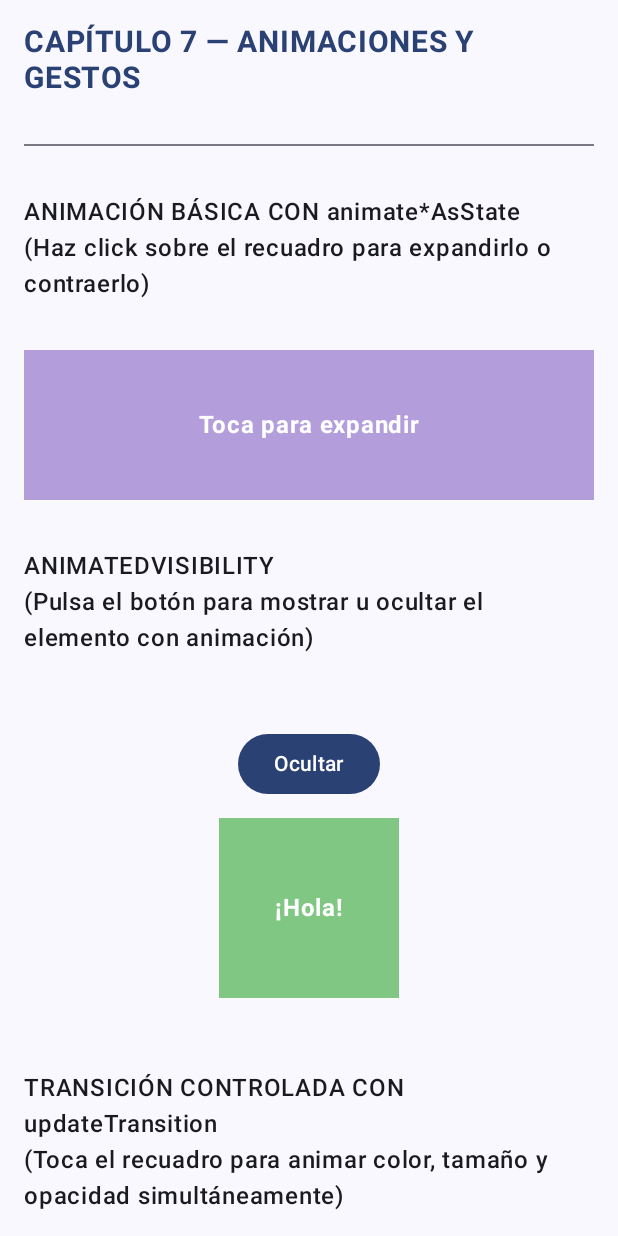
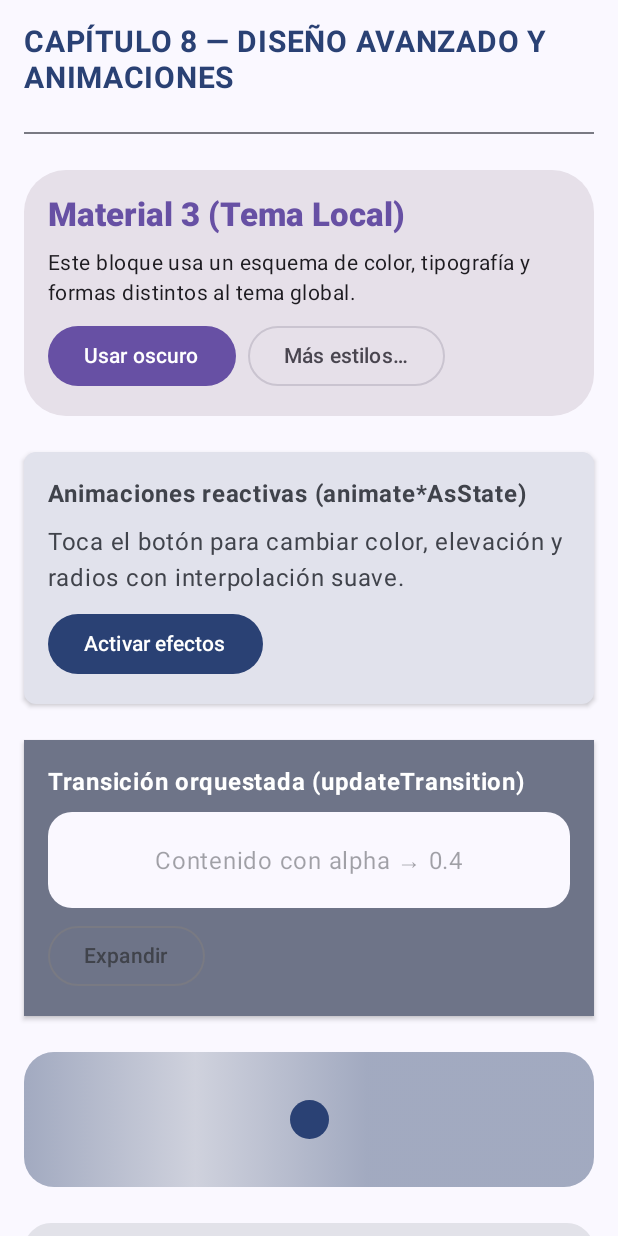
Before and after one commit to EdwardNavarroAs/Kotlin, an Android app built with Jetpack Compose: the screen it shows after launch (MainActivity), on a phone screen of 412 x 824 dp. Run offline under Robolectric (Android 15) with nearby library versions, the phone set to English and light mode, and no system bars.

Commit message:
Capitulo 5 Jetpack Compose: Diseño avanzado y animaciones modernas

```diff
--- /dev/null
+++ b/05_jetpack_compose/app/src/main/java/com/example/jetpackcompose/Capitulo8_DiseñoYAnimacionesAvanzadas.kt
@@ -0,0 +1,475 @@
+package com.example.jetpackcompose
+
+/*
+────────────────────────────────────────────────────────────
+CAPÍTULO 9 — DISEÑO AVANZADO Y ANIMACIONES MODERNAS (Material 3)
+────────────────────────────────────────────────────────────
+
+OBJETIVO DEL CAPÍTULO
+──────────────────────
+Reunir en una sola pantalla conceptos avanzados de UI en Compose:
+✔ Personalización con Material 3 (colores/typography/shapes locales)
+✔ Animaciones reactivas con animate*AsState (color, tamaño, elevación)
+✔ Transiciones controladas con updateTransition
+✔ Animaciones infinitas con rememberInfiniteTransition
+✔ Animaciones por corutina con Animatable + LaunchedEffect
+✔ Ejemplo integrado: “Pantalla de bienvenida” con estilo y movimiento
+
+IDEA BASE
+─────────
+En Compose, el *diseño* (MaterialTheme) y el *movimiento* (animaciones)
+son funciones del estado. Cambiamos un estado → la UI reacciona:
+    UI = f(themeState, animationState)
+
+Este archivo muestra *patrones reutilizables* que luego podrás mezclar
+en cualquier pantalla real de tu app.
+────────────────────────────────────────────────────────────
+*/
+
+import androidx.compose.animation.*
+import androidx.compose.animation.core.*
+import androidx.compose.foundation.background
+import androidx.compose.foundation.layout.*
+import androidx.compose.foundation.shape.CircleShape
+import androidx.compose.foundation.shape.RoundedCornerShape
+import androidx.compose.foundation.verticalScroll
+import androidx.compose.foundation.rememberScrollState
+import androidx.compose.material3.*
+import androidx.compose.runtime.*
+import androidx.compose.ui.Alignment
+import androidx.compose.ui.Modifier
+import androidx.compose.ui.draw.clip
+import androidx.compose.ui.draw.shadow
+import androidx.compose.ui.graphics.Brush
+import androidx.compose.ui.graphics.Color
+import androidx.compose.ui.text.font.FontWeight
+import androidx.compose.ui.text.style.TextAlign
+import androidx.compose.ui.tooling.preview.Preview
+import androidx.compose.ui.unit.dp
+import androidx.compose.ui.unit.sp
+import kotlinx.coroutines.delay
+import kotlinx.coroutines.launch
+
+/* ──────────────────────────────────────────────────────────
+SECCIÓN 1 — DEMO DE MATERIAL 3 “LOCAL”
+───────────────────────────────────────────────────────────
+MaterialTheme suele definirse a nivel app, pero también se
+puede *anidar* para crear “islas” de estilo. Esto es útil para
+prototipar variaciones de color/typography/shapes sin tocar
+el tema global.
+─────────────────────────────────────────────────────────── */
+@Composable
+fun SeccionMaterial3TemaDemo() {
+    // Estado: alternar entre dos esquemas de color (simulación claro/oscuro)
+    var oscuro by remember { mutableStateOf(false) }
+
+    val lightColors = lightColorScheme(
+        primary = Color(0xFF6750A4),
+        onPrimary = Color.White,
+        secondary = Color(0xFF625B71),
+        tertiary = Color(0xFF7D5260)
+    )
+    val darkColors = darkColorScheme(
+        primary = Color(0xFFD0BCFF),
+        onPrimary = Color(0xFF201A2B),
+        secondary = Color(0xFFCCC2DC),
+        tertiary = Color(0xFFEFB8C8)
+    )
+
+    // Tipografía y shapes personalizados (solo para esta tarjeta)
+    val localTypography = Typography(
+        titleLarge = MaterialTheme.typography.titleLarge.copy(fontWeight = FontWeight.ExtraBold),
+        bodyMedium = MaterialTheme.typography.bodyMedium.copy(letterSpacing = 0.3.sp)
+    )
+    val localShapes = Shapes(
+        small = RoundedCornerShape(8.dp),
+        medium = RoundedCornerShape(16.dp),
+        large = RoundedCornerShape(28.dp)
+    )
+
+    // Anidamos un MaterialTheme local
+    MaterialTheme(
+        colorScheme = if (oscuro) darkColors else lightColors,
+        typography = localTypography,
+        shapes = localShapes
+    ) {
+        Card(
+            modifier = Modifier.fillMaxWidth(),
+            shape = MaterialTheme.shapes.large
+        ) {
+            Column(Modifier.padding(16.dp), verticalArrangement = Arrangement.spacedBy(8.dp)) {
+                Text(
+                    "Material 3 (Tema Local)",
+                    style = MaterialTheme.typography.titleLarge,
+                    color = MaterialTheme.colorScheme.primary
+                )
+                Text(
+                    "Este bloque usa un esquema de color, tipografía y formas distintos al tema global.",
+                    style = MaterialTheme.typography.bodyMedium
+                )
+                Row(horizontalArrangement = Arrangement.spacedBy(8.dp)) {
+                    Button(onClick = { oscuro = !oscuro }) {
+                        Text(if (oscuro) "Usar claro" else "Usar oscuro")
+                    }
+                    OutlinedButton(onClick = { /* Placeholder: podrías abrir un diálogo de tema */ }) {
+                        Text("Más estilos…")
+                    }
+                }
+            }
+        }
+    }
+}
+
+/* ──────────────────────────────────────────────────────────
+SECCIÓN 2 — ANIMACIONES REACTIVAS CON animate*AsState
+───────────────────────────────────────────────────────────
+Para “detalles” visuales: color, tamaño, elevación, bordes, etc.
+Cambia un boolean/int y Compose *interpola* al valor objetivo.
+─────────────────────────────────────────────────────────── */
+@Composable
+fun SeccionAnimacionesReactivas() {
+    var activo by remember { mutableStateOf(false) }
+
+    // Colores y dimensiones animados en función del estado
+    val fondo by animateColorAsState(
+        targetValue = if (activo) MaterialTheme.colorScheme.primaryContainer
+        else MaterialTheme.colorScheme.surfaceVariant,
+        animationSpec = tween(450, easing = FastOutSlowInEasing)
+    )
+    val elevacion by animateDpAsState(
+        targetValue = if (activo) 18.dp else 2.dp,
+        animationSpec = spring(dampingRatio = Spring.DampingRatioMediumBouncy)
+    )
+    val radio by animateDpAsState(
+        targetValue = if (activo) 24.dp else 8.dp,
+        animationSpec = tween(450)
+    )
+
+    Card(
+        modifier = Modifier.fillMaxWidth(),
+        colors = CardDefaults.cardColors(containerColor = fondo),
+        elevation = CardDefaults.cardElevation(elevacion),
+        shape = RoundedCornerShape(radio)
+    ) {
+        Column(Modifier.padding(16.dp), verticalArrangement = Arrangement.spacedBy(8.dp)) {
+            Text("Animaciones reactivas (animate*AsState)", fontWeight = FontWeight.Bold)
+            Text("Toca el botón para cambiar color, elevación y radios con interpolación suave.")
+            Button(onClick = { activo = !activo }) {
+                Text(if (activo) "Desactivar efectos" else "Activar efectos")
+            }
+        }
+    }
+}
+
+/* ──────────────────────────────────────────────────────────
+SECCIÓN 3 — TRANSICIÓN ORQUESTADA con updateTransition
+───────────────────────────────────────────────────────────
+Cuando hay *varios* valores que deben animarse *juntos* al
+cambiar un mismo estado, usamos una Transition.
+─────────────────────────────────────────────────────────── */
+enum class Estado { Contraido, Expandido }
+
+@Composable
+fun SeccionTransicionControlada() {
+    var estado by remember { mutableStateOf(Estado.Contraido) }
+    val transicion = updateTransition(targetState = estado, label = "panelTransition")
+
+    val alto by transicion.animateDp(label = "alto") {
+        if (it == Estado.Expandido) 160.dp else 64.dp
+    }
+    val alpha by transicion.animateFloat(label = "alpha") {
+        if (it == Estado.Expandido) 1f else 0.4f
+    }
+    val color by transicion.animateColor(label = "color") {
+        if (it == Estado.Expandido) MaterialTheme.colorScheme.tertiaryContainer
+        else MaterialTheme.colorScheme.secondaryContainer
+    }
+
+    Surface(
+        modifier = Modifier.fillMaxWidth(),
+        color = color,
+        tonalElevation = 4.dp,
+        shadowElevation = 2.dp
+    ) {
+        Column(Modifier.padding(16.dp)) {
+            Text("Transición orquestada (updateTransition)", fontWeight = FontWeight.Bold)
+            Spacer(Modifier.height(8.dp))
+            Box(
+                modifier = Modifier
+                    .fillMaxWidth()
+                    .height(alto)
+                    .clip(RoundedCornerShape(16.dp))
+                    .background(MaterialTheme.colorScheme.surface)
+                    .padding(16.dp)
+            ) {
+                Text(
+                    text = "Contenido con alpha → %.1f".format(alpha),
+                    modifier = Modifier.align(Alignment.Center),
+                    color = MaterialTheme.colorScheme.onSurface.copy(alpha = alpha)
+                )
+            }
+            Spacer(Modifier.height(8.dp))
+            OutlinedButton(onClick = {
+                estado = if (estado == Estado.Contraido) Estado.Expandido else Estado.Contraido
+            }) {
+                Text(if (estado == Estado.Contraido) "Expandir" else "Contraer")
+            }
+        }
+    }
+}
+
+/* ──────────────────────────────────────────────────────────
+SECCIÓN 4 — ANIMACIONES INFINITAS (rememberInfiniteTransition)
+───────────────────────────────────────────────────────────
+Para efectos “vivos”: latidos, brillos, loaders que respiran, etc.
+─────────────────────────────────────────────────────────── */
+@Composable
+fun SeccionAnimacionInfinita() {
+    val infinite = rememberInfiniteTransition(label = "infinite")
+
+    // Pulso de escala (0.9 ↔ 1.1)
+    val escala by infinite.animateFloat(
+        initialValue = 0.9f,
+        targetValue = 1.1f,
+        animationSpec = infiniteRepeatable(
+            animation = tween(900, easing = LinearOutSlowInEasing),
+            repeatMode = RepeatMode.Reverse
+        ),
+        label = "escala"
+    )
+
+    // Barrido de brillo (gradiente que se mueve)
+    val desplazamiento by infinite.animateFloat(
+        initialValue = 0f,
+        targetValue = 1f,
+        animationSpec = infiniteRepeatable(
+            animation = tween(1400, easing = LinearEasing)
+        ),
+        label = "desplazamiento"
+    )
+
+    val gradiente = Brush.linearGradient(
+        colors = listOf(
+            MaterialTheme.colorScheme.primary.copy(alpha = 0.35f),
+            MaterialTheme.colorScheme.primary.copy(alpha = 0.10f),
+            MaterialTheme.colorScheme.primary.copy(alpha = 0.35f),
+        ),
+        start = androidx.compose.ui.geometry.Offset.Zero,
+        end = androidx.compose.ui.geometry.Offset(600f * desplazamiento, 0f)
+    )
+
+    Card(
+        modifier = Modifier
+            .fillMaxWidth()
+            .height(90.dp),
+        shape = RoundedCornerShape(20.dp)
+    ) {
+        Box(
+            modifier = Modifier
+                .fillMaxSize()
+                .background(gradiente),
+            contentAlignment = Alignment.Center
+        ) {
+            Box(
+                modifier = Modifier
+                    .size((26.dp * escala))
+                    .clip(CircleShape)
+                    .background(MaterialTheme.colorScheme.primary)
+            )
+        }
+    }
+}
+
+/* ──────────────────────────────────────────────────────────
+SECCIÓN 5 — ANIMACIONES POR CORUTINA (Animatable + LaunchedEffect)
+───────────────────────────────────────────────────────────
+Cuando necesitas controlar *paso a paso* la animación (encadenar,
+esperar, revertir, etc.), usa Animatable y corrutinas.
+─────────────────────────────────────────────────────────── */
+@Composable
+fun SeccionAnimatableCorutina() {
+    val scope = rememberCoroutineScope()
+    val x = remember { Animatable(0f) } // desplazamiento X
+    val alpha = remember { Animatable(1f) }
+
+    Card(
+        modifier = Modifier.fillMaxWidth(),
+        shape = RoundedCornerShape(18.dp)
+    ) {
+        Column(Modifier.padding(16.dp), verticalArrangement = Arrangement.spacedBy(12.dp)) {
+            Text("Animatable + corutinas (control total)", fontWeight = FontWeight.Bold)
+            Box(
+                modifier = Modifier
+                    .fillMaxWidth()
+                    .height(80.dp)
+                    .background(MaterialTheme.colorScheme.surfaceVariant),
+            ) {
+                Box(
+                    modifier = Modifier
+                        .offset(x = x.value.dp)
+                        .align(Alignment.CenterStart)
+                        .size(40.dp)
+                        .clip(CircleShape)
+                        .background(MaterialTheme.colorScheme.secondary.copy(alpha = alpha.value))
+                )
+            }
+            Row(horizontalArrangement = Arrangement.spacedBy(8.dp)) {
+                Button(onClick = {
+                    scope.launch {
+                        // ida
+                        x.animateTo(220f, animationSpec = tween(600, easing = FastOutLinearInEasing))
+                        alpha.animateTo(0.4f, animationSpec = tween(300))
+                        // vuelta
+                        x.animateTo(0f, animationSpec = spring(stiffness = Spring.StiffnessMedium))
+                        alpha.animateTo(1f, animationSpec = tween(300))
+                    }
+                }) { Text("Reproducir secuencia") }
+
+                OutlinedButton(onClick = {
+                    scope.launch {
+                        x.snapTo(0f); alpha.snapTo(1f)
+                    }
+                }) { Text("Reset") }
+            }
+        }
+    }
+}
+
+/* ──────────────────────────────────────────────────────────
+SECCIÓN 6 — PANTALLA INTEGRADA: BIENVENIDA DINÁMICA
+───────────────────────────────────────────────────────────
+Integra diseño y animaciones:
+- Encabezado con gradiente
+- Título con AnimatedContent alternando frases
+- Botones con animación reactiva
+─────────────────────────────────────────────────────────── */
+@OptIn(ExperimentalAnimationApi::class)
+@Composable
+fun PantallaBienvenidaDinamica() {
+    // Rotamos mensajes cada 2.2s
+    val mensajes = listOf("Diseña rápido", "Anima con fluidez", "Itera sin miedo")
+    var indice by remember { mutableStateOf(0) }
+
+    LaunchedEffect(Unit) {
+        while (true) {
+            delay(2200)
+            indice = (indice + 1) % mensajes.size
+        }
+    }
+
+    val headerGradiente = Brush.verticalGradient(
+        colors = listOf(
+            MaterialTheme.colorScheme.primary.copy(alpha = 0.90f),
+            MaterialTheme.colorScheme.primary.copy(alpha = 0.55f)
+        )
+    )
+
+    Card(
+        modifier = Modifier.fillMaxWidth(),
+        shape = RoundedCornerShape(24.dp)
+    ) {
+        Column {
+            // Encabezado “hero”
+            Box(
+                modifier = Modifier
+                    .fillMaxWidth()
+                    .height(140.dp)
+                    .background(headerGradiente),
+                contentAlignment = Alignment.Center
+            ) {
+                AnimatedContent(
+                    targetState = mensajes[indice],
+                    transitionSpec = {
+                        (slideInVertically { it } + fadeIn() togetherWith
+                                slideOutVertically { -it } + fadeOut())
+                    },
+                    label = "animatedTitle"
+                ) { txt ->
+                    Text(
+                        text = txt,
+                        fontSize = 24.sp,
+                        fontWeight = FontWeight.ExtraBold,
+                        color = MaterialTheme.colorScheme.onPrimary
+                    )
+                }
+            }
+
+            // Cuerpo
+            Column(
+                modifier = Modifier.padding(16.dp),
+                verticalArrangement = Arrangement.spacedBy(12.dp)
+            ) {
+                Text(
+                    text = "Bienvenido a Compose",
+                    style = MaterialTheme.typography.titleLarge
+                )
+                Text(
+                    text = "Material 3 + Animaciones = UIs modernas, expresivas y mantenibles.",
+                    style = MaterialTheme.typography.bodyMedium
+                )
+
+                // Botón con feedback reactivo
+                var pressed by remember { mutableStateOf(false) }
+                val elev by animateDpAsState(if (pressed) 2.dp else 10.dp)
+                val bg by animateColorAsState(
+                    if (pressed) MaterialTheme.colorScheme.secondaryContainer
+                    else MaterialTheme.colorScheme.primaryContainer
+                )
+                Button(
+                    onClick = { pressed = !pressed },
+                    elevation = ButtonDefaults.buttonElevation(defaultElevation = elev),
+                    colors = ButtonDefaults.buttonColors(containerColor = bg)
+                ) {
+                    Text(if (pressed) "Gracias 🎉" else "¡Empezar ahora!")
+                }
+            }
+        }
+    }
+}
+
+/* ──────────────────────────────────────────────────────────
+SECCIÓN 7 — PANTALLA COMPLETA DEL CAPÍTULO
+───────────────────────────────────────────────────────────
+Usamos Column + verticalScroll para recorrer todas las secciones.
+─────────────────────────────────────────────────────────── */
+@Composable
+fun Capitulo8_DiseñoYAnimacionesAvanzadas() {
+    Surface(
+        modifier = Modifier.fillMaxSize(),
+        color = MaterialTheme.colorScheme.background
+    ) {
+        Column(
+            modifier = Modifier
+                .fillMaxSize()
+                .verticalScroll(rememberScrollState())
+                .padding(16.dp),
+            verticalArrangement = Arrangement.spacedBy(24.dp)
+        ) {
+            Text(
+                text = "CAPÍTULO 8 — DISEÑO AVANZADO Y ANIMACIONES",
+                fontSize = 20.sp,
+                fontWeight = FontWeight.Bold,
+                color = MaterialTheme.colorScheme.primary
+            )
+            Divider(thickness = 1.dp)
+
+            SeccionMaterial3TemaDemo()
+            SeccionAnimacionesReactivas()
+            SeccionTransicionControlada()
+            SeccionAnimacionInfinita()
+            SeccionAnimatableCorutina()
+            PantallaBienvenidaDinamica()
+        }
+    }
+}
+
+/* ──────────────────────────────────────────────────────────
+PREVIEW COMPLETA
+─────────────────────────────────────────────────────────── */
+@Preview(showBackground = true, showSystemUi = true)
+@Composable
+fun PreviewCapitulo8() {
+    com.example.jetpackcompose.ui.theme.JetpackComposeTheme {
+        Capitulo8_DiseñoYAnimacionesAvanzadas()
+    }
+}
--- a/05_jetpack_compose/app/src/main/java/com/example/jetpackcompose/MainActivity.kt
+++ b/05_jetpack_compose/app/src/main/java/com/example/jetpackcompose/MainActivity.kt
@@ -34,7 +34,8 @@ class MainActivity : ComponentActivity() {
                     //Capitulo4_ListasYLazyColumn()
                     //Capitulo5_NavegacionBasica()
                     //Capitulo6_LayoutsAvanzados()
-                    Capitulo7_AnimacionesYGestos()
+                    //Capitulo7_AnimacionesYGestos()
+                    Capitulo8_DiseñoYAnimacionesAvanzadas()
                 }
             }
         }
@@ -72,6 +73,7 @@ fun EjemploBasicoPreview() {
         //Capitulo4_ListasYLazyColumn()
         //Capitulo5_NavegacionBasica()
         //Capitulo6_LayoutsAvanzados()
-        Capitulo7_AnimacionesYGestos()
+        //Capitulo7_AnimacionesYGestos()
+        Capitulo8_DiseñoYAnimacionesAvanzadas()
     }
 }
```
